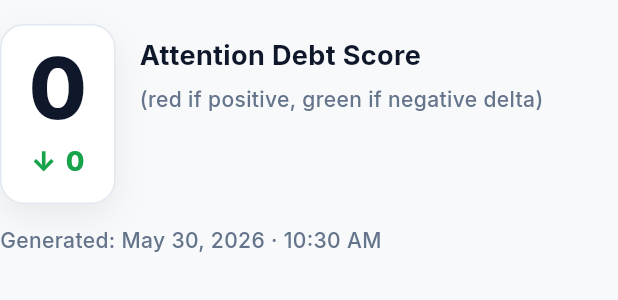
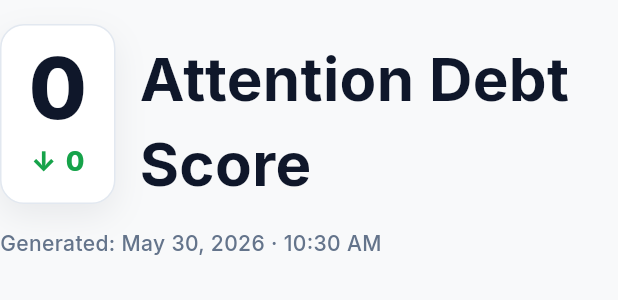
Before and after one commit to AgroKING/drift, a Flutter app: the ScoreHeader widget shown alone on an empty page, opened directly with empty values, on a phone screen of 412 x 824 dp. Shown: the top 300 px of the screen. Run offline on Flutter 3.47's test engine with Material 3 defaults, Android fonts, the light colour scheme and no system bars; our stand-ins replace google_fonts.

Commit message:
feat: update ScoreHeader widget styling

```diff
--- a/frontend/lib/widgets/score_header.dart
+++ b/frontend/lib/widgets/score_header.dart
@@ -151,20 +151,20 @@ class ScoreHeader extends StatelessWidget {
                     Text(
                       'Attention Debt Score',
                       style: GoogleFonts.inter(
-                        fontSize: 18,
+                        fontSize: 40,
                         fontWeight: FontWeight.w700,
                         color: _textPrimary,
                       ),
                     ),
-                    const SizedBox(height: 6),
-                    Text(
-                      '(red if positive, green if negative delta)',
-                      style: GoogleFonts.inter(
-                        fontSize: 14,
-                        fontWeight: FontWeight.w500,
-                        color: _textSecondary,
-                      ),
-                    ),
+                    // const SizedBox(height: 6),
+                    // Text(
+                    //   '(red if positive, green if negative delta)',
+                    //   style: GoogleFonts.inter(
+                    //     fontSize: 14,
+                    //     fontWeight: FontWeight.w500,
+                    //     color: _textSecondary,
+                    //   ),
+                    // ),
                   ],
                 ),
               ),
```
Also changed, not shown: 2 other files.
